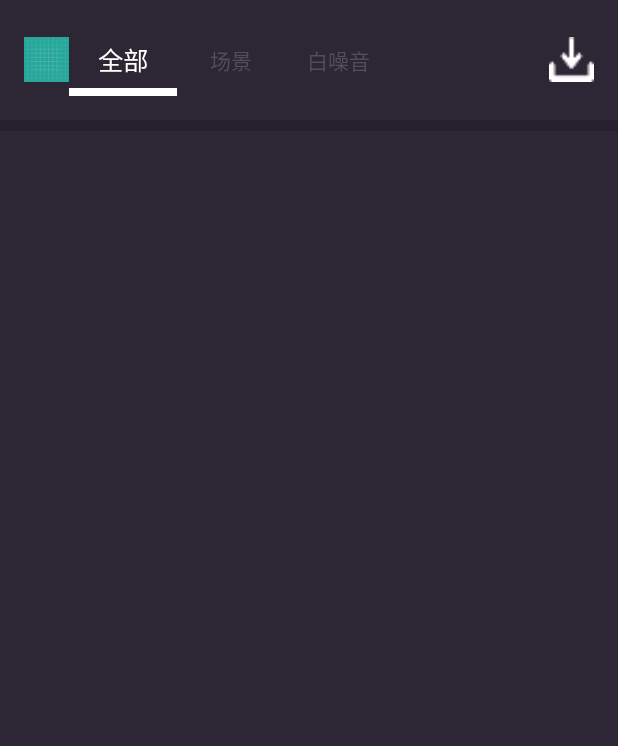
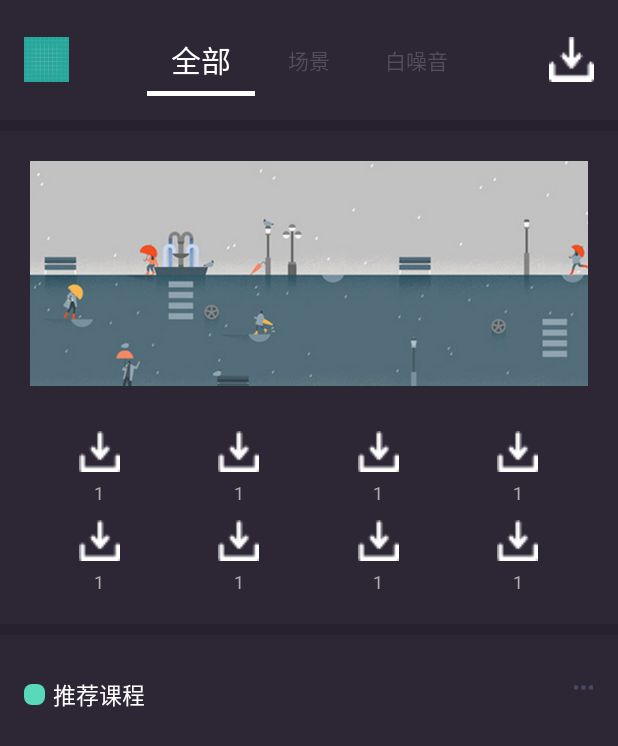
Before and after one commit to Jiessie0125/SimpleThink, an Android app: the screen it shows after launch (TotleActivity), on a phone screen of 412 x 824 dp. Shown: the top 746 px of the screen. Run offline under Robolectric (Android 15) with nearby library versions, the phone set to English and light mode, and no system bars.

Commit message:
update totle item fragment

```diff
--- a/app/build.gradle
+++ b/app/build.gradle
@@ -27,6 +27,10 @@ android {
             minifyEnabled false
             proguardFiles getDefaultProguardFile('proguard-android.txt'), 'proguard-rules.pro'
         }
+        debug {
+            debuggable true
+            testCoverageEnabled false
+        }
     }
 }
 
--- a/app/src/main/java/com/example/simple/simplethink/netapi/HttpResposityImpl.kt
+++ b/app/src/main/java/com/example/simple/simplethink/netapi/HttpResposityImpl.kt
@@ -1,6 +1,5 @@
 package com.example.simple.simplethink.netapi
 
-import android.graphics.Bitmap
 import com.example.simple.simplethink.model.TotleSortResponse
 import com.example.simple.simplethink.network.RetrofitServiceManager
 import io.reactivex.Observable
--- a/app/src/main/java/com/example/simple/simplethink/totle/TotleActivity.kt
+++ b/app/src/main/java/com/example/simple/simplethink/totle/TotleActivity.kt
@@ -58,7 +58,7 @@ class TotleActivity: AppCompatActivity() {
             holder?.mTabItem?.text = tabTitles[i]
             if (i == 0){
                 holder?.mTabItem?.isSelected = true
-                holder?.mTabItem?.textSize = 17.0f
+                holder?.mTabItem?.textSize = 20.0f
                 holder?.mTabItem?.setTextColor(ResourcesUtils.resource.getColor(R.color.wordWhite))
             }
         }
@@ -103,12 +103,12 @@ class TotleActivity: AppCompatActivity() {
         holder = ViewHolder(tab?.customView)
         if(isSelected){
             holder?.mTabItem?.isSelected = true
-            holder?.mTabItem?.textSize = 17.0f
+            holder?.mTabItem?.textSize = 20.0f
             holder?.mTabItem?.setTextColor(ResourcesUtils.resource.getColor(R.color.wordWhite))
             mViewPager.currentItem = tab?.position!!
         }else{
             holder?.mTabItem?.isSelected = false
-            holder?.mTabItem?.textSize = 14.0f
+            holder?.mTabItem?.textSize = 17.0f
             holder?.mTabItem?.setTextColor(ResourcesUtils.resource.getColor(R.color.totleTitle))
         }
     }
--- a/app/src/main/java/com/example/simple/simplethink/totle/adapter/TotleAdapter.kt
+++ b/app/src/main/java/com/example/simple/simplethink/totle/adapter/TotleAdapter.kt
@@ -9,14 +9,13 @@ import android.widget.ImageView
 import android.widget.TextView
 import com.example.simple.simplethink.R
 import com.example.simple.simplethink.model.TotleItem
-import com.example.simple.simplethink.model.TotleSortResponse
-import com.example.simple.simplethink.totle.fragment.TotleFragment
+import java.util.ArrayList
 
 
 /**
  * Created by jiessie on 2019/6/11.
  */
-class TotleAdapter(val context : Context, val totleLish : ArrayList<TotleItem>?) : RecyclerView.Adapter<TotleViewHolder>() {
+class TotleAdapter( val totleLish : ArrayList<TotleItem>) : RecyclerView.Adapter<TotleViewHolder>() {
 
     override fun getItemCount(): Int {
         return totleLish?.size!!
@@ -28,8 +27,9 @@ class TotleAdapter(val context : Context, val totleLish : ArrayList<TotleItem>?)
     }
 
     override fun onCreateViewHolder(parent: ViewGroup?, viewType: Int): TotleViewHolder {
-        val holder = TotleViewHolder(LayoutInflater.from(context).inflate(R.layout.totle_item,parent,false))
-        return holder
+        val layoutInflater = LayoutInflater.from(parent?.context)
+        val holder = layoutInflater.inflate(R.layout.totle_item, null, false)
+        return TotleViewHolder(holder)
     }
 
 }
--- a/app/src/main/java/com/example/simple/simplethink/totle/fragment/TotleContact.kt
+++ b/app/src/main/java/com/example/simple/simplethink/totle/fragment/TotleContact.kt
@@ -16,6 +16,6 @@ interface TotleContact {
 
     interface View {
         fun getTotleSortIcon(list : List<TotleSortResponse>)
-        fun getItemImage(image: Bitmap)
+        fun getItemImage(imageName : String)
     }
 }
--- a/app/src/main/java/com/example/simple/simplethink/totle/fragment/TotleFragment.kt
+++ b/app/src/main/java/com/example/simple/simplethink/totle/fragment/TotleFragment.kt
@@ -3,6 +3,7 @@ package com.example.simple.simplethink.totle.fragment
 
 import android.content.Context
 import android.graphics.Bitmap
+import android.graphics.BitmapFactory
 import android.os.Bundle
 import android.support.v4.app.Fragment
 import android.support.v7.widget.GridLayoutManager
@@ -14,8 +15,9 @@ import com.example.simple.simplethink.model.TotleItem
 import com.example.simple.simplethink.model.TotleSortResponse
 import com.example.simple.simplethink.netapi.HttpResposityImpl
 import com.example.simple.simplethink.totle.adapter.TotleAdapter
+import com.example.simple.simplethink.utils.FilesUtils
+import com.example.simple.simplethink.utils.ResourcesUtils
 import kotlinx.android.synthetic.main.fragment_totle.*
-import okhttp3.ResponseBody
 import java.util.*
 
 
@@ -25,8 +27,8 @@ import java.util.*
 class TotleFragment : Fragment(),TotleContact.View {
 
     lateinit var persenter : TotleContact.Presenter
-    var totleList : ArrayList<TotleItem?> ?=null
-    var totleItem : TotleItem ?= null
+    var totleList = ArrayList<TotleItem>()
+
     var itemImage : Bitmap ?= null
     lateinit var totleAdapter : TotleAdapter
 
@@ -36,15 +38,23 @@ class TotleFragment : Fragment(),TotleContact.View {
 
     override fun onAttach(context: Context?) {
         super.onAttach(context)
+    }
+
+    override fun onViewCreated(view: View?, savedInstanceState: Bundle?) {
+        super.onViewCreated(view, savedInstanceState)
         initView()
     }
 
     private fun initView(){
-        val httpResposityImpl = HttpResposityImpl()
+        /*val httpResposityImpl = HttpResposityImpl()
         persenter = TotlePresenter(httpResposityImpl,this)
-        persenter.getTotleSort()
+        persenter.getTotleSort()*/
 
-       // setAdapter()
+        for(i in 0 until 8){
+            var totleItem = TotleItem("1",BitmapFactory.decodeResource(ResourcesUtils.resource,R.drawable.download))
+            totleList.add(totleItem)
+        }
+        setAdapter()
     }
     fun createFragment(): TotleFragment {
         val bundle = Bundle()
@@ -58,19 +68,21 @@ class TotleFragment : Fragment(),TotleContact.View {
     override fun getTotleSortIcon(list: List<TotleSortResponse>) {
         for(i in 0 until list.size){
             persenter.getItemImage(list[i].image,list[i].category_name)
-            /*totleItem?.totleItemTxt = list[i].category_name
+        }
+    }
+
+    override fun getItemImage(imageName : String)  {
+        val itemImage = FilesUtils.getItemIcon(imageName)
+        itemImage?.let {
+            /*totleItem?.totleItemTxt = imageName
             totleItem?.totleItemImage = itemImage
             totleList?.add(totleItem)*/
         }
     }
 
-    override fun getItemImage(image: Bitmap)  {
-       // itemImage = image.bytes()
-    }
-
     private fun setAdapter(){
-       /* totleAdapter = TotleAdapter(this.context,totleList)
+        totleAdapter = TotleAdapter(totleList)
         recycle_tv.layoutManager = GridLayoutManager(this.context,4)
-        recycle_tv.adapter = totleAdapter*/
+        recycle_tv.adapter = totleAdapter
     }
 }
--- a/app/src/main/java/com/example/simple/simplethink/totle/fragment/TotlePresenter.kt
+++ b/app/src/main/java/com/example/simple/simplethink/totle/fragment/TotlePresenter.kt
@@ -32,7 +32,7 @@ class TotlePresenter(val httpResposityImpl : HttpResposityImpl, val view: TotleF
                 .subscribe({message ->
                     FilesUtils.savaBitmap(message,strFileName)
                     Log.e("---","----success:"+message)
-                    //view.getItemImage(message!!)
+                    view.getItemImage(strFileName)
                 },{
                     error ->
                     Log.e("---","----fail:"+error)
--- a/app/src/main/java/com/example/simple/simplethink/utils/FileUtils.kt
+++ b/app/src/main/java/com/example/simple/simplethink/utils/FileUtils.kt
@@ -39,4 +39,18 @@ object FilesUtils{
 
         }
 
+    fun getItemIcon(strItemIcon : String) : Bitmap?{
+        try {
+            val folder = File(filename)
+            if(!folder.exists()) throw Exception("can't find folder")
+            val savePath = folder.getPath() + File.separator + strItemIcon + ".png"
+            val f = File(savePath)
+            if(f.exists()) throw Exception("can't find image")
+            return BitmapFactory.decodeFile(savePath)
+        }catch (e: Exception){
+            e.printStackTrace()
+        }
+        return null
+    }
+
 }
--- a/app/src/main/java/com/example/simple/simplethink/utils/URLConstant.kt
+++ b/app/src/main/java/com/example/simple/simplethink/utils/URLConstant.kt
@@ -5,5 +5,4 @@ package com.example.simple.simplethink.utils
  */
 object URLConstant {
     val BASE_URL = "http://dev.simplemeditation.cn/"
-    val BASE_URL_EMPT = ""
 }
--- a/app/src/main/res/layout/activity_totle.xml
+++ b/app/src/main/res/layout/activity_totle.xml
@@ -10,26 +10,35 @@
     <RelativeLayout
         android:layout_width="match_parent"
         android:layout_height="wrap_content"
-        android:layout_margin="@dimen/default_view_horizontal_padding">
-
+        android:layout_margin="@dimen/default_view_horizontal_padding"
+        android:orientation="horizontal">
         <ImageView
             android:id="@+id/user"
             android:layout_width="30dp"
             android:layout_height="30dp"
-
             android:src="@drawable/ic_launcher_background"
             android:layout_centerVertical="true"/>
-
-        <android.support.design.widget.TabLayout
-            android:id="@+id/tablayout"
+        <LinearLayout
             android:layout_width="match_parent"
             android:layout_height="wrap_content"
-            android:layout_toStartOf="@+id/download"
-            android:layout_toEndOf="@+id/user"
-            app:tabIndicatorColor="@color/wordWhite"
-            app:tabIndicatorHeight="5dp"
-            app:tabGravity="fill"
-            app:tabMode="fixed"/>
+            android:gravity="center"
+            android:orientation="horizontal">
+
+            <android.support.design.widget.TabLayout
+                android:id="@+id/tablayout"
+                android:layout_width="wrap_content"
+                android:layout_height="wrap_content"
+                android:layout_toStartOf="@+id/download"
+                android:layout_toEndOf="@+id/user"
+                android:layout_centerHorizontal="true"
+                app:tabIndicatorColor="@color/wordWhite"
+                app:tabIndicatorHeight="3dp"
+                app:tabMaxWidth="0dp"
+                app:tabGravity="center"
+                app:tabMode="fixed">
+            </android.support.design.widget.TabLayout>
+        </LinearLayout>
+
         <ImageView
             android:id="@+id/download"
             android:layout_width="30dp"
@@ -38,6 +47,7 @@
             android:src="@drawable/download"
             android:layout_centerVertical="true"/>
     </RelativeLayout>
+
     <View
         android:layout_width="match_parent"
         android:layout_height="7dp"
--- a/app/src/main/res/layout/fragment_totle.xml
+++ b/app/src/main/res/layout/fragment_totle.xml
@@ -14,17 +14,54 @@
         <LinearLayout
             android:layout_width="match_parent"
             android:layout_height="match_parent"
+            android:layout_marginTop="20dp"
             android:orientation="vertical">
 
             <ImageView
                 android:layout_width="match_parent"
-                android:layout_height="66dp" />
+                android:layout_height="150dp"
+                android:src="@drawable/sugges_activity"/>
             <android.support.v7.widget.RecyclerView
                 android:id="@+id/recycle_tv"
+                android:layout_margin="20dp"
                 android:layout_width="match_parent"
                 android:layout_height="wrap_content">
 
             </android.support.v7.widget.RecyclerView>
+            <View
+                android:layout_width="match_parent"
+                android:layout_height="7dp"
+                android:background="@color/blackItemLine" />
+            <LinearLayout
+                android:layout_width="match_parent"
+                android:layout_height="wrap_content"
+                android:layout_marginTop="28dp"
+                android:paddingStart="@dimen/default_view_horizontal_padding"
+                android:paddingEnd="@dimen/default_view_horizontal_padding">
+                <LinearLayout
+                    android:layout_width="match_parent"
+                    android:layout_height="wrap_content">
+
+                    <View
+                        android:layout_width="14dp"
+                        android:layout_height="14dp"
+                        android:layout_gravity="center"
+                        android:layout_marginRight="5dp"
+                        android:background="@drawable/button_circle_shape" />
+
+                    <TextView
+                        android:layout_width="0dp"
+                        android:layout_height="wrap_content"
+                        android:layout_weight="1"
+                        android:text="@string/suggestion_course"
+                        android:textColor="@color/wordWhite"
+                        android:textSize="@dimen/login_small_title" />
+                    <ImageView
+                        android:layout_width="14dp"
+                        android:layout_height="14dp"
+                        android:src="@drawable/more"/>
+                </LinearLayout>
+            </LinearLayout>
 
         </LinearLayout>
     </ScrollView>
--- a/app/src/main/res/layout/totle_item.xml
+++ b/app/src/main/res/layout/totle_item.xml
@@ -4,16 +4,23 @@
     xmlns:tools="http://schemas.android.com/tools"
     android:layout_width="match_parent"
     android:layout_height="match_parent"
+    android:paddingTop="10dp"
     android:background="@color/mainColor"
     android:orientation="vertical">
     <ImageView
         android:id="@+id/recycle_img"
-        android:layout_width="wrap_content"
-        android:layout_height="wrap_content"
+        android:layout_width="27dp"
+        android:layout_height="27dp"
+        android:src="@drawable/download"
+        android:layout_gravity="center_horizontal"
         />
     <TextView
         android:id="@+id/recycle_tv"
+        android:layout_marginTop="5dp"
         android:layout_width="wrap_content"
         android:layout_height="wrap_content"
-        android:gravity="center"/>
+        android:textSize="@dimen/logon_revive_word"
+        android:textColor="@color/totleItem"
+        android:text="1"
+        android:layout_gravity="center_horizontal"/>
 </LinearLayout>
--- a/app/src/main/res/values/colors.xml
+++ b/app/src/main/res/values/colors.xml
@@ -11,4 +11,5 @@
     <color name="blackSuggesstion">#645E6B</color>
     <color name="fisrtUse">#D3B462</color>
     <color name="totleTitle">#ff544d5d</color>
+    <color name="totleItem">#ffaeaeae</color>
 </resources>
```
Also changed, not shown: app/src/main/res/drawable-xxhdpi/more.png (added), app/src/main/res/drawable-xxxhdpi/more.png (added), 2 other files.
